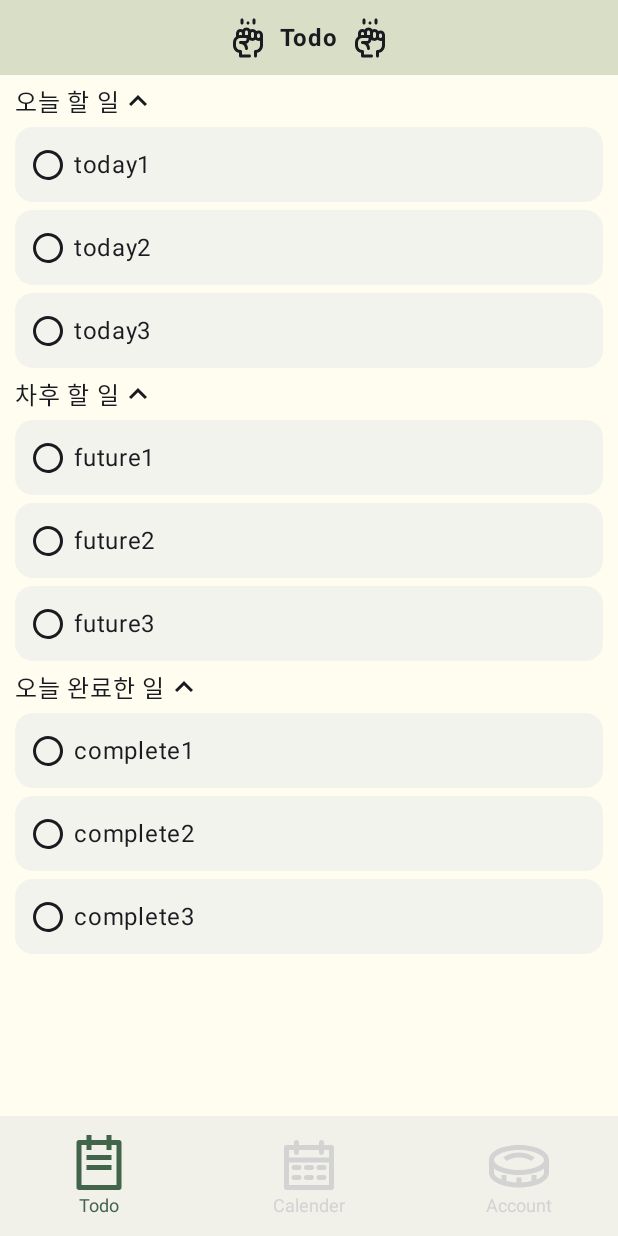
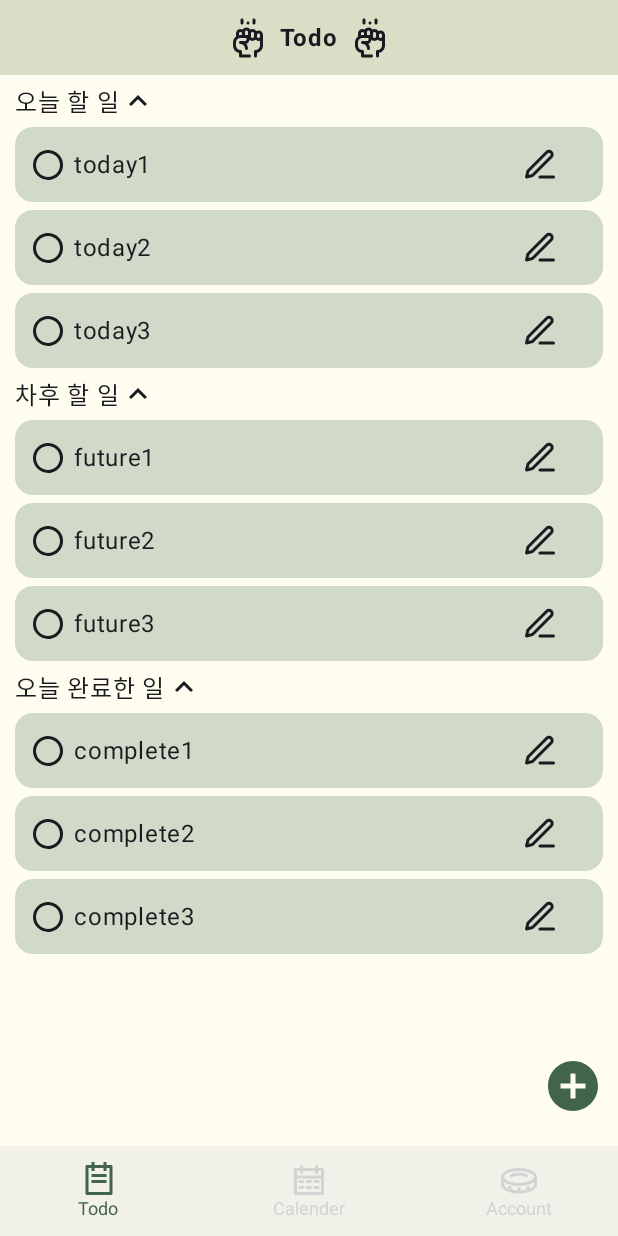
Before and after one commit to junsu1023/DailyLife, an Android app built with Jetpack Compose: the TodoScreen screen opened through its navigation route, on a phone screen of 412 x 824 dp. Run offline under Robolectric (Android 15) with nearby library versions, the phone set to English and light mode, and no system bars; our stand-ins replace Dagger/Hilt's generated code, Room's generated code; 6 statements that could not run were skipped.

Commit message:
[refactor] Changed TodoScreen and redefine Todo Database Columns

```diff
--- a/app/src/main/java/com/example/dailylife/DailyLifeApp.kt
+++ b/app/src/main/java/com/example/dailylife/DailyLifeApp.kt
@@ -1,10 +1,12 @@
 package com.example.dailylife
 
+import androidx.compose.foundation.layout.height
 import androidx.compose.foundation.layout.padding
 import androidx.compose.material3.Scaffold
 import androidx.compose.runtime.Composable
 import androidx.compose.ui.Modifier
 import androidx.compose.ui.res.colorResource
+import androidx.compose.ui.unit.dp
 import androidx.navigation.compose.rememberNavController
 import com.example.dailylife.bottombar.BottomNavigationBar
 import com.example.dailylife.navigation.DailyLifeNavHost
@@ -18,7 +20,7 @@ fun DailyLifeApp() {
         Scaffold(
             bottomBar = {
                 BottomNavigationBar(
-                    modifier = Modifier,
+                    modifier = Modifier.height(60.dp),
                     containerColor = colorResource(R.color.alabaster),
                     contentColor = colorResource(R.color.alabaster),
                     navController = navController
--- a/app/src/main/java/com/example/dailylife/bottombar/BottomNavigationBar.kt
+++ b/app/src/main/java/com/example/dailylife/bottombar/BottomNavigationBar.kt
@@ -3,6 +3,7 @@ package com.example.dailylife.bottombar
 import androidx.compose.animation.AnimatedVisibility
 import androidx.compose.foundation.layout.Arrangement
 import androidx.compose.foundation.layout.Column
+import androidx.compose.foundation.layout.size
 import androidx.compose.material3.Icon
 import androidx.compose.material3.NavigationBar
 import androidx.compose.material3.NavigationBarItem
@@ -18,6 +19,7 @@ import androidx.compose.ui.res.painterResource
 import androidx.compose.ui.res.stringResource
 import androidx.compose.ui.text.TextStyle
 import androidx.compose.ui.text.style.TextAlign
+import androidx.compose.ui.unit.dp
 import androidx.compose.ui.unit.sp
 import androidx.navigation.NavHostController
 import androidx.navigation.compose.currentBackStackEntryAsState
@@ -58,7 +60,8 @@ fun BottomNavigationBar(
                         ) {
                             Icon(
                                 painter = painterResource(item.icon),
-                                contentDescription = stringResource(item.title)
+                                contentDescription = stringResource(item.title),
+                                modifier = Modifier.size(24.dp)
                             )
 
                             Text(
--- a/app/src/main/java/com/example/dailylife/ui/screen/TodoScreen.kt
+++ b/app/src/main/java/com/example/dailylife/ui/screen/TodoScreen.kt
@@ -1,42 +1,49 @@
 package com.example.dailylife.ui.screen
 
+import android.util.MutableInt
+import androidx.compose.animation.animateContentSize
+import androidx.compose.animation.core.Spring
+import androidx.compose.animation.core.spring
+import androidx.compose.foundation.Indication
 import androidx.compose.foundation.background
 import androidx.compose.foundation.clickable
+import androidx.compose.foundation.indication
+import androidx.compose.foundation.interaction.MutableInteractionSource
 import androidx.compose.foundation.layout.Arrangement
 import androidx.compose.foundation.layout.Box
 import androidx.compose.foundation.layout.Column
 import androidx.compose.foundation.layout.Row
 import androidx.compose.foundation.layout.Spacer
+import androidx.compose.foundation.layout.fillMaxSize
 import androidx.compose.foundation.layout.fillMaxWidth
 import androidx.compose.foundation.layout.height
+import androidx.compose.foundation.layout.offset
 import androidx.compose.foundation.layout.padding
 import androidx.compose.foundation.layout.size
 import androidx.compose.foundation.layout.width
 import androidx.compose.foundation.layout.wrapContentHeight
-import androidx.compose.foundation.layout.wrapContentSize
-import androidx.compose.foundation.lazy.LazyColumn
-import androidx.compose.foundation.lazy.items
 import androidx.compose.foundation.rememberScrollState
+import androidx.compose.foundation.shape.CircleShape
 import androidx.compose.foundation.shape.RoundedCornerShape
 import androidx.compose.foundation.verticalScroll
 import androidx.compose.material.icons.Icons
 import androidx.compose.material.icons.filled.ExpandLess
 import androidx.compose.material.icons.filled.ExpandMore
+import androidx.compose.material.ripple.rememberRipple
 import androidx.compose.material3.Icon
 import androidx.compose.material3.Text
 import androidx.compose.runtime.Composable
 import androidx.compose.runtime.getValue
-import androidx.compose.runtime.mutableFloatStateOf
 import androidx.compose.runtime.mutableStateOf
 import androidx.compose.runtime.remember
 import androidx.compose.runtime.setValue
 import androidx.compose.ui.Alignment
 import androidx.compose.ui.Modifier
 import androidx.compose.ui.geometry.Offset
-import androidx.compose.ui.input.nestedscroll.NestedScrollConnection
-import androidx.compose.ui.input.nestedscroll.NestedScrollSource
-import androidx.compose.ui.input.nestedscroll.nestedScroll
-import androidx.compose.ui.platform.rememberNestedScrollInteropConnection
+import androidx.compose.ui.graphics.Color
+import androidx.compose.ui.layout.boundsInRoot
+import androidx.compose.ui.layout.onGloballyPositioned
+import androidx.compose.ui.platform.LocalDensity
 import androidx.compose.ui.res.colorResource
 import androidx.compose.ui.res.painterResource
 import androidx.compose.ui.res.stringResource
@@ -54,9 +61,9 @@ fun getDummyList(str: String): List<TodoEntity> {
     repeat(3) {
         list.add(
             TodoEntity(
-                updateDate = Date(System.currentTimeMillis()),
-                priority = 0,
-                state = 0,
+                dueDate = Date(System.currentTimeMillis()),
+                isComplete = false,
+                icon = null,
                 title = "$str${it + 1}"
             )
         )
@@ -68,15 +75,66 @@ fun getDummyList(str: String): List<TodoEntity> {
 fun TodoScreen(
     todoViewModel: TodoViewModel
 ) {
+    val density = LocalDensity.current
+    var isShowSelectContainer by remember { mutableStateOf(false) }
+    var offset by remember { mutableStateOf(Offset.Zero) }
+    val onClick: (Offset) -> Unit = {
+        offset = it
+        isShowSelectContainer = true
+    }
+
     Box {
         Column(
-            modifier = Modifier
+            modifier = Modifier.fillMaxSize()
         ) {
             TodoTopBarArea()
 
             Spacer(modifier = Modifier.height(5.dp))
 
-            TodoListArea(todoViewModel)
+            TodoContentArea(
+                modifier = Modifier.weight(1f),
+                todoViewModel = todoViewModel,
+                onClick = onClick
+            )
+        }
+
+        AddTodoButtonArea(
+            modifier = Modifier
+                .align(Alignment.BottomEnd)
+                .padding(end = 10.dp, bottom = 20.dp),
+            onClick = {
+                /*
+                TODO
+                바텀 시트 올라오게 하기
+                 */
+            }
+        )
+
+        if(isShowSelectContainer) {
+            val offsetX = with(density) { offset.x.toDp() }
+            val offsetY = with(density) { offset.y.toDp() }
+
+            Box(
+                modifier = Modifier
+                    .fillMaxSize()
+                    .clickable(
+                        interactionSource = remember { MutableInteractionSource() },
+                        indication = null,
+                        onClick = { isShowSelectContainer = false }
+                    )
+            ) {
+                Box(
+                    modifier = Modifier
+                        .fillMaxSize()
+                        .offset(x = offsetX, y = offsetY)
+                ) {
+                    Box(
+                        modifier = Modifier
+                            .size(50.dp)
+                            .background(Color.Red)
+                    )
+                }
+            }
         }
     }
 }
@@ -113,14 +171,34 @@ fun TodoTopBarArea() {
 }
 
 @Composable
-fun TodoListArea(todoViewModel: TodoViewModel) {
+fun TodoContentArea(
+    modifier: Modifier = Modifier,
+    todoViewModel: TodoViewModel,
+    onClick: (Offset) -> Unit
+) {
+    Box(
+        modifier = modifier
+    ) {
+        TodoListContent(
+            todoViewModel = todoViewModel,
+            onClick = onClick
+        )
+    }
+}
+
+@Composable
+fun TodoListContent(
+    todoViewModel: TodoViewModel,
+    onClick: (Offset) -> Unit
+) {
     val todayTodoList by todoViewModel.todayTodoList.collectAsStateWithLifecycle()
     val futureTodoList by todoViewModel.futureTodoList.collectAsStateWithLifecycle()
     val todayCompleteTodoList by todoViewModel.todayCompleteTodoList.collectAsStateWithLifecycle()
 
     val dummyTodayTodoList = getDummyList("today") // test - today dummy list
     val dummyFutureTodoList = getDummyList("future") // test - future dummy list
-    val dummyTodayCompleteTodoList = getDummyList("complete") // test - complete dummy list
+    val dummyTodayCompleteTodoList = getDummyList("complete") // test - complete dummy
+    val todoListKind = arrayOf(dummyTodayTodoList, dummyFutureTodoList, dummyTodayCompleteTodoList)
 
     val scrollState = rememberScrollState()
 
@@ -129,33 +207,42 @@ fun TodoListArea(todoViewModel: TodoViewModel) {
             .fillMaxWidth()
             .verticalScroll(scrollState)
     ) {
-        if(dummyTodayTodoList.isNotEmpty()) {
-            TodoListItem(
-                todoList = dummyTodayTodoList,
-                state = 1
+        repeat(3) { idx ->
+            if (todoListKind[idx].isNotEmpty()) {
+                TodoBundle(
+                    state = idx + 1,
+                    list = todoListKind[idx],
+                    onClick = onClick
                 )
             }
-
-        if(dummyFutureTodoList.isNotEmpty()) {
-            TodoListItem(
-                todoList = dummyFutureTodoList,
-                state = 2
-            )
-        }
-
-        if(dummyTodayCompleteTodoList.isNotEmpty()) {
-            TodoListItem(
-                todoList = dummyTodayCompleteTodoList,
-                state = 3
-            )
         }
     }
 }
 
 @Composable
-private fun TodoListItem(
-    todoList: List<TodoEntity>,
-    state: Int
+fun TodoBundle(
+    state: Int,
+    list: List<TodoEntity>,
+    onClick: (Offset) -> Unit
+) {
+    TodoListHeader(
+        state = state
+    ) {
+        list.forEach { todo ->
+            TodoItemArea(
+                todoItem = todo,
+                onClick = onClick
+            )
+
+            Spacer(modifier = Modifier.height(5.dp))
+        }
+    }
+}
+
+@Composable
+fun TodoListHeader(
+    state: Int,
+    content: @Composable (() -> Unit)
 ) {
     var isExpanded by remember { mutableStateOf(true) }
 
@@ -163,7 +250,13 @@ private fun TodoListItem(
         modifier = Modifier
             .fillMaxWidth()
             .wrapContentHeight()
-            .padding(horizontal = 10.dp),
+            .padding(horizontal = 10.dp)
+            .animateContentSize(
+                animationSpec = spring(
+                    dampingRatio = Spring.DampingRatioNoBouncy,
+                    stiffness = Spring.StiffnessMedium
+                )
+            ),
         verticalArrangement = Arrangement.Center
     ) {
         Row(
@@ -177,7 +270,7 @@ private fun TodoListItem(
                 }
             )
 
-            TodoItemButton(
+            TodoExpandButton(
                 isExpanded = isExpanded,
                 onClick = { isExpanded = !isExpanded }
             )
@@ -186,29 +279,18 @@ private fun TodoListItem(
         Spacer(modifier = Modifier.height(5.dp))
 
         if(isExpanded) {
-            /*
-            TODO
-            LazyColumn으로 변경
-            중첩 스크롤로 인한 IllegalStateException으로 우선 Column으로 처리함.
-             */
-            todoList.forEach { todo ->
-                TodoItem(todo)
-                Spacer(modifier = Modifier.height(5.dp))
-            }
-        } else {
-            Spacer(modifier = Modifier.height(10.dp))
+            content()
         }
     }
 }
 
 @Composable
-fun TodoItemButton(
+fun TodoExpandButton(
     isExpanded: Boolean,
     onClick: () -> Unit,
-    modifier: Modifier = Modifier
 ) {
     Box(
-        modifier = modifier
+        modifier = Modifier
             .clickable(
                 enabled = true,
                 onClick = onClick
@@ -223,31 +305,30 @@ fun TodoItemButton(
 }
 
 @Composable
-fun TodoItem(
-    todoItem: TodoEntity
+fun TodoItemArea(
+    todoItem: TodoEntity,
+    onClick: (Offset) -> Unit
 ) {
-    Column(
-        modifier = Modifier
-            .wrapContentSize()
-            .background(
-                color = colorResource(R.color.platinum),
-                shape = RoundedCornerShape(12.dp)
-            )
-    ) {
+    var offset by remember { mutableStateOf(Offset.Zero) }
+
     Row(
         modifier = Modifier
             .fillMaxWidth()
-                .height(50.dp),
+            .height(50.dp)
+            .background(
+                color = colorResource(R.color.gray_asparagus2),
+                shape = RoundedCornerShape(12.dp)
+            ),
         verticalAlignment = Alignment.CenterVertically
     ) {
         Spacer(modifier = Modifier.width(10.dp))
 
         CheckBox(
-                checked = todoItem.state == 2,
+            checked = todoItem.isComplete,
             onCheckChanged = {
                 /*
                 TODO
-                    viewModel에 완료 method 추가
+                viewModel - 체크 시 로직 추가
                  */
             }
         )
@@ -255,15 +336,55 @@ fun TodoItem(
         Spacer(modifier = Modifier.width(5.dp))
 
         Text(
-                text = todoItem.title ?: stringResource(R.string.does_not_exist),
+            text = todoItem.title ?: stringResource(R.string.does_not_exist)
         )
 
         Spacer(modifier = Modifier.weight(1f))
 
-            /*
-            TODO
-            Icon 넣어서 선택 가능하도록 추가
-             */
+        Icon(
+            painter = painterResource(R.drawable.default_icon),
+            contentDescription = null,
+            modifier = Modifier
+                .clickable(
+                    enabled = true,
+                    onClick = {
+                        onClick(offset)
+                    }
+                )
+                .onGloballyPositioned { layoutCoordinates ->
+                    offset = layoutCoordinates.boundsInRoot().bottomLeft
+                }
+        )
+
+        Spacer(modifier = Modifier.width(30.dp))
     }
 }
+
+@Composable
+fun AddTodoButtonArea(
+    modifier: Modifier = Modifier,
+    onClick: () -> Unit
+) {
+    val interactionSource = remember { MutableInteractionSource() }
+    val ripple = rememberRipple(
+        bounded = false,
+        color = colorResource(R.color.gray_asparagus)
+    )
+
+    Icon(
+        painter = painterResource(R.drawable.add_todo),
+        contentDescription = null,
+        tint = colorResource(R.color.gray_asparagus),
+        modifier = modifier
+            .background(
+                color = Color.Transparent,
+                shape = CircleShape
+            )
+            .size(40.dp)
+            .clickable(
+                interactionSource = interactionSource,
+                indication = ripple,
+                onClick = onClick
+            )
+    )
 }
--- /dev/null
+++ b/app/src/main/res/drawable/add_todo.xml
@@ -0,0 +1,11 @@
+<vector
+    xmlns:android="http://schemas.android.com/apk/res/android"
+    android:height="40dp"
+    android:tint="#0D4715"
+    android:viewportHeight="24"
+    android:viewportWidth="24"
+    android:width="40dp">
+
+    <path android:fillColor="@android:color/white" android:pathData="M12,2C6.48,2 2,6.48 2,12s4.48,10 10,10 10,-4.48 10,-10S17.52,2 12,2zM17,13h-4v4h-2v-4L7,13v-2h4L11,7h2v4h4v2z"/>
+
+</vector>
--- /dev/null
+++ b/app/src/main/res/drawable/default_icon.xml
@@ -0,0 +1,20 @@
+<vector xmlns:android="http://schemas.android.com/apk/res/android"
+    android:width="24dp"
+    android:height="24dp"
+    android:viewportWidth="24"
+    android:viewportHeight="24">
+  <path
+      android:pathData="M12,20h9"
+      android:strokeLineJoin="round"
+      android:strokeWidth="2"
+      android:fillColor="#00000000"
+      android:strokeColor="#FFD3D3D3"
+      android:strokeLineCap="round"/>
+  <path
+      android:pathData="M16.5,3.5a2.121,2.121 0,0 1,3 3L7,19l-4,1 1,-4L16.5,3.5z"
+      android:strokeLineJoin="round"
+      android:strokeWidth="2"
+      android:fillColor="#00000000"
+      android:strokeColor="#FFD3D3D3"
+      android:strokeLineCap="round"/>
+</vector>
--- a/app/src/main/res/values/colors.xml
+++ b/app/src/main/res/values/colors.xml
@@ -15,8 +15,10 @@
 
     <color name="alabaster">#FFF1F0E9</color>
     <color name="gray_asparagus">#FF41644A</color>
+    <color name="gray_asparagus2">#3D41644A</color>
     <color name="forest_green">#FF0D4715</color>
     <color name="vivid_tangelo">#FFE9762B</color>
     <color name="light_gray">#FFD3D3D3</color>
     <color name="platinum">#5FDEE2E6</color>
+    <color name="lavender_blush">#5FFFEDFA</color>
 </resources>
--- a/data/src/main/java/com/example/data/dao/TodoDao.kt
+++ b/data/src/main/java/com/example/data/dao/TodoDao.kt
@@ -12,13 +12,13 @@ interface TodoDao {
     @Query("select * from `todo_list.db`")
     fun getTodoList(): List<TodoEntity>
 
-    @Query("select * from `todo_list.db` where updateDate = datetime('now', 'localtime')")
+    @Query("select * from `todo_list.db` where dueDate = datetime('now', 'localtime')")
     fun getTodayTodoList(): List<TodoEntity>
 
-    @Query("select * from `todo_list.db` where updateDate > datetime('now', 'localtime')")
+    @Query("select * from `todo_list.db` where dueDate > datetime('now', 'localtime')")
     fun getFutureTodoList(): List<TodoEntity>
 
-    @Query("select * from `todo_list.db` where updateDate = datetime('now', 'localtime') and state == 2")
+    @Query("select * from `todo_list.db` where dueDate = datetime('now', 'localtime') and isComplete == 2")
     fun getTodayCompleteTodoList(): List<TodoEntity>
 
     @Insert(onConflict = OnConflictStrategy.REPLACE)
--- a/data/src/main/java/com/example/data/entitiy/TodoEntity.kt
+++ b/data/src/main/java/com/example/data/entitiy/TodoEntity.kt
@@ -1,5 +1,6 @@
 package com.example.data.entitiy
 
+import android.graphics.Bitmap
 import androidx.room.Entity
 import androidx.room.PrimaryKey
 import java.util.Date
@@ -7,8 +8,8 @@ import java.util.Date
 @Entity(tableName = "todo_list.db")
 data class TodoEntity(
     @PrimaryKey(autoGenerate = true) val id: Long? = null,
-    val updateDate: Date = Date(System.currentTimeMillis()),
-    val priority: Int? = null,
-    val state: Int? = null, // 0 -> 초기, 1 -> 진행 중, 2 -> 완료
+    val dueDate: Date = Date(System.currentTimeMillis()),
+    val isComplete: Boolean = false, // 0 -> 초기값, 1 -> 완료
+    val icon: Bitmap? = null,
     val title: String? = null
 )
```
Also changed, not shown: app/src/main/java/com/example/dailylife/component/TodoBottomSheet.kt (added, +7 -0 lines), data/src/main/java/com/example/data/converters/TypeConverters.kt (+15 -1 lines), data/src/main/java/com/example/data/mapper/TodoMapper.kt (+6 -6 lines), domain/src/main/java/com/example/domain/model/TodoModel.kt (+4 -3 lines). Lines whose indentation alone changed are shown as unchanged.
